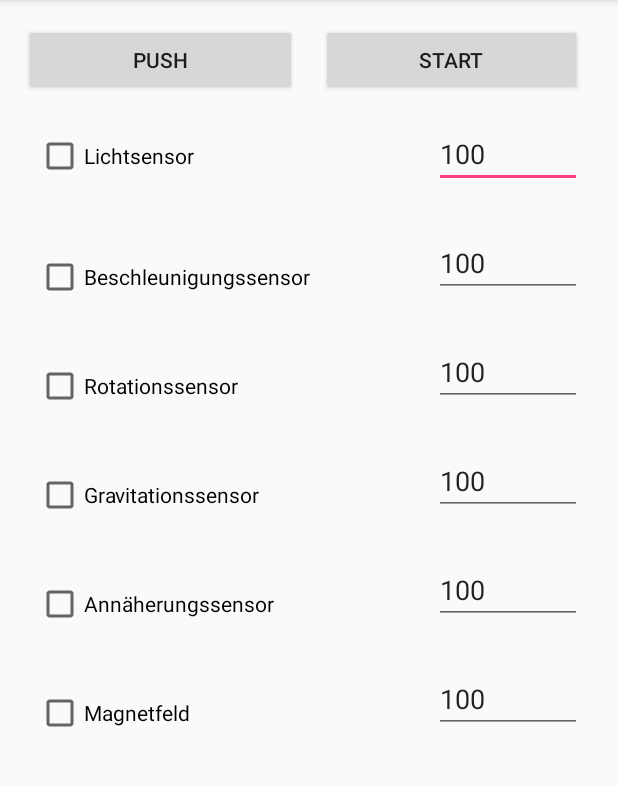
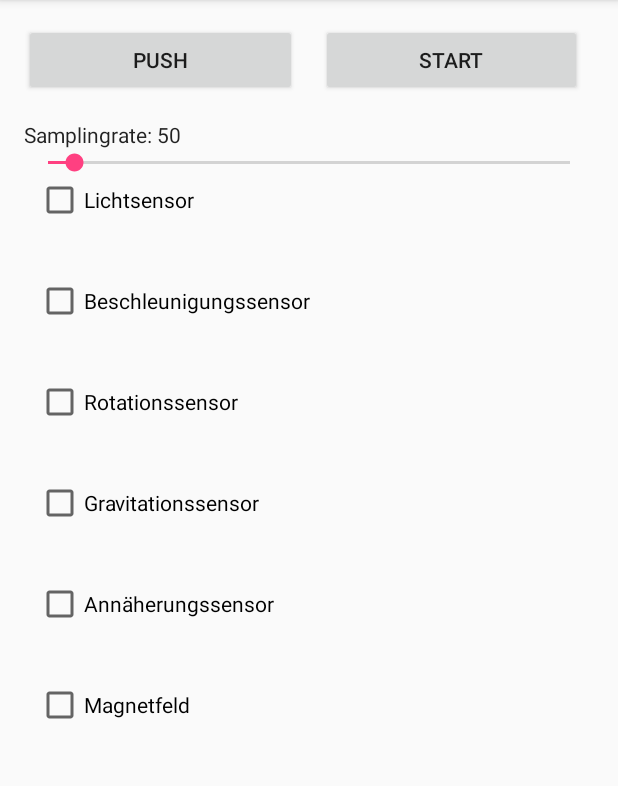
Before and after one commit to alexjanssen/Samla, an Android app: the screen it shows after launch (MainActivity), on a phone screen of 412 x 824 dp, the part 84-870 px from its top. Run offline under Robolectric (Android 15) with nearby library versions, the phone set to English and light mode, and no system bars.

Commit message:
Änderung
- Samplingratefestlegung geändert.

```diff
--- a/app/src/main/java/com/example/alex/test/MainActivity.java
+++ b/app/src/main/java/com/example/alex/test/MainActivity.java
@@ -4,6 +4,8 @@ import android.content.res.Resources;
 import android.hardware.Sensor;
 import android.os.Bundle;
 import android.support.v7.app.AppCompatActivity;
+import android.text.Editable;
+import android.text.TextWatcher;
 import android.util.Log;
 import android.view.View;
 import android.view.Menu;
@@ -11,12 +13,17 @@ import android.view.MenuItem;
 import android.widget.Button;
 import android.widget.CheckBox;
 import android.widget.EditText;
+import android.widget.ProgressBar;
+import android.widget.SeekBar;
 import android.widget.TextView;
+import android.widget.SeekBar.OnSeekBarChangeListener;
 
 import java.util.ArrayList;
 import java.util.List;
 
 import android.os.Handler;
+
+import org.w3c.dom.Text;
 
 public class MainActivity extends AppCompatActivity {
     ArrayList<CheckBox> cbL1 = new ArrayList();
@@ -36,13 +43,11 @@ public class MainActivity extends AppCompatActivity {
     CheckBox cbGravity;
     CheckBox cbProximity;
     CheckBox cbMagnetfeld;
-    EditText etFLicht;
-    EditText etFAcc;
-    EditText etFRotation;
-    EditText etFGravity;
-    EditText etFProximity;
-    EditText etFMagnetfeld;
+    //EditText etDelay;
+    SeekBar sbSamplingrate;
+    TextView tvSamplingrate;
     Sensoren sens;
+    int samplingrate;
     boolean record = false;
 
 
@@ -68,12 +73,11 @@ public class MainActivity extends AppCompatActivity {
         tvProximityWert = (TextView) findViewById(R.id.tvProximityWert);
         tvMagnetfeldWert = (TextView) findViewById(R.id.tvMagnetfeldWert);
 
-        etFLicht = (EditText) findViewById(R.id.etFLicht);
-        etFAcc = (EditText) findViewById(R.id.etFAcc);
-        etFRotation = (EditText) findViewById(R.id.etFRotation);
-        etFGravity = (EditText) findViewById(R.id.etFGravity);
-        etFProximity = (EditText) findViewById(R.id.etFProximity);
-        etFMagnetfeld = (EditText) findViewById(R.id.etFMagnetfeld);
+        //etDelay = (EditText) findViewById(R.id.etDelay);
+        tvSamplingrate =(TextView) findViewById(R.id.tvSamplingrate);
+        sbSamplingrate = (SeekBar) findViewById(R.id.sbSamplingrate);
+        sbSamplingrate.setMax(1000);
+        sbSamplingrate.setProgress(50);
 
         cbL1.add(cbLicht);
         cbL1.add(cbAcc);
@@ -89,6 +93,9 @@ public class MainActivity extends AppCompatActivity {
         tvL2.add(tvProximityWert);
         tvL2.add(tvMagnetfeldWert);
 
+        //samplingrate = Integer.parseInt(etDelay.getText().toString());
+        samplingrate = sbSamplingrate.getProgress();
+        tvSamplingrate.setText("Samplingrate: "+samplingrate);
 
         bttnPush.setOnClickListener(new View.OnClickListener() {
                                         @Override
@@ -124,13 +131,34 @@ public class MainActivity extends AppCompatActivity {
                                                  bttnStart.setText("stop");
                                                  bttnStart.invalidate();
                                                  record = true;
-                                                 handler(50);
+                                                 handler(samplingrate);
                                              } else {
                                                  bttnStart.setText("start");
                                                  record = false;
                                              }
                                          }
                                      }
+        );
+
+        sbSamplingrate.setOnSeekBarChangeListener(new SeekBar.OnSeekBarChangeListener() {
+                                                      @Override
+                                                      public void onStopTrackingTouch(SeekBar seekBar) {
+                                                          // TODO Auto-generated method stub
+                                                      }
+
+                                                      @Override
+                                                      public void onStartTrackingTouch(SeekBar seekBar) {
+                                                          // TODO Auto-generated method stub
+                                                      }
+
+                                                      @Override
+                                                      public void onProgressChanged(SeekBar seekBar, int progress, boolean fromUser) {
+                                                          // TODO Auto-generated method stub
+                                                          samplingrate = progress;
+                                                          tvSamplingrate.setText("Samplingrate: "+samplingrate);
+                                                          handler(samplingrate);
+                                                      }
+                                                  }
         );
 
     }
@@ -171,40 +199,4 @@ public class MainActivity extends AppCompatActivity {
             }
         }, i);
     }
-
-    public int samplingRate(Sensor s)
-    {
-        int eingabe = 0;
-        switch(s.getType())
-        {
-            case Sensor.TYPE_LIGHT:
-                eingabe = Integer.parseInt(etFLicht.getText().toString());
-                break;
-
-            case Sensor.TYPE_LINEAR_ACCELERATION:
-                eingabe = Integer.parseInt(etFAcc.getText().toString());
-                break;
-
-            case Sensor.TYPE_GYROSCOPE:
-                eingabe = Integer.parseInt(etFRotation.getText().toString());
-                break;
-
-            case Sensor.TYPE_GRAVITY:
-                eingabe = Integer.parseInt(etFGravity.getText().toString());
-                break;
-
-            case Sensor.TYPE_PROXIMITY:
-                eingabe = Integer.parseInt(etFProximity.getText().toString());
-                break;
-
-            case Sensor.TYPE_MAGNETIC_FIELD:
-                eingabe = Integer.parseInt(etFMagnetfeld.getText().toString());
-                break;
-
-            default:
-                break;
-        }
-
-        return 1000000 / eingabe;
-    }
 }
--- a/app/src/main/res/layout/activity_main.xml
+++ b/app/src/main/res/layout/activity_main.xml
@@ -65,6 +65,25 @@
             <LinearLayout
                 android:layout_width="match_parent"
                 android:layout_height="match_parent"
+                android:orientation="vertical">
+
+                <TextView
+                    android:id="@+id/tvSamplingrate"
+                    android:layout_width="match_parent"
+                    android:layout_height="match_parent"
+                    android:layout_weight="1"
+                    android:text="@string/tvSamplingrate"
+                    android:textAppearance="@android:style/TextAppearance.Material" />
+
+                <SeekBar
+                    android:id="@+id/sbSamplingrate"
+                    android:layout_width="match_parent"
+                    android:layout_height="match_parent" />
+            </LinearLayout>
+
+            <LinearLayout
+                android:layout_width="match_parent"
+                android:layout_height="match_parent"
                 android:orientation="horizontal">
 
                 <CheckBox
@@ -77,20 +96,6 @@
                     android:text="Lichtsensor"
                     app:layout_constraintStart_toStartOf="parent"
                     tools:layout_editor_absoluteY="83dp" />
-
-                <EditText
-                    android:id="@+id/etFLicht"
-                    android:layout_width="wrap_content"
-                    android:layout_height="wrap_content"
-                    android:layout_marginEnd="8dp"
-                    android:layout_marginStart="8dp"
-                    android:layout_weight="1"
-                    android:ems="10"
-                    android:inputType="number"
-                    android:text="@string/samplingrate"
-                    app:layout_constraintEnd_toEndOf="parent"
-                    app:layout_constraintStart_toEndOf="@+id/cbLicht"
-                    tools:layout_editor_absoluteY="76dp" />
 
             </LinearLayout>
 
@@ -121,20 +126,6 @@
                     app:layout_constraintStart_toStartOf="parent"
                     app:layout_constraintTop_toBottomOf="@+id/tvLichtWert" />
 
-                <EditText
-                    android:id="@+id/etFAcc"
-                    android:layout_width="wrap_content"
-                    android:layout_height="wrap_content"
-                    android:layout_marginEnd="8dp"
-                    android:layout_marginStart="8dp"
-                    android:layout_weight="1"
-                    android:ems="10"
-                    android:inputType="number"
-                    android:text="@string/samplingrate"
-                    app:layout_constraintEnd_toEndOf="parent"
-                    app:layout_constraintStart_toEndOf="@+id/cbAcc"
-                    tools:layout_editor_absoluteY="160dp" />
-
             </LinearLayout>
 
             <TextView
@@ -163,20 +154,6 @@
                     android:text="Rotationssensor"
                     app:layout_constraintStart_toStartOf="parent"
                     app:layout_constraintTop_toBottomOf="@+id/tvAccWert" />
-
-                <EditText
-                    android:id="@+id/etFRotation"
-                    android:layout_width="wrap_content"
-                    android:layout_height="wrap_content"
-                    android:layout_marginEnd="8dp"
-                    android:layout_marginStart="8dp"
-                    android:layout_weight="1"
-                    android:ems="10"
-                    android:inputType="number"
-                    android:text="@string/samplingrate"
-                    app:layout_constraintEnd_toEndOf="parent"
-                    app:layout_constraintStart_toEndOf="@+id/cbRotation"
-                    tools:layout_editor_absoluteY="245dp" />
 
             </LinearLayout>
 
@@ -207,20 +184,6 @@
                     app:layout_constraintStart_toStartOf="parent"
                     app:layout_constraintTop_toBottomOf="@+id/tvRotationWert" />
 
-                <EditText
-                    android:id="@+id/etFGravity"
-                    android:layout_width="wrap_content"
-                    android:layout_height="wrap_content"
-                    android:layout_marginEnd="8dp"
-                    android:layout_marginStart="8dp"
-                    android:layout_weight="1"
-                    android:ems="10"
-                    android:inputType="number"
-                    android:text="@string/samplingrate"
-                    app:layout_constraintEnd_toEndOf="parent"
-                    app:layout_constraintStart_toEndOf="@+id/cbGravity"
-                    tools:layout_editor_absoluteY="330dp" />
-
             </LinearLayout>
 
             <TextView
@@ -249,20 +212,6 @@
                     android:text="Annäherungssensor"
                     app:layout_constraintStart_toStartOf="parent"
                     app:layout_constraintTop_toBottomOf="@+id/tvGravityWert" />
-
-                <EditText
-                    android:id="@+id/etFProximity"
-                    android:layout_width="wrap_content"
-                    android:layout_height="wrap_content"
-                    android:layout_marginEnd="8dp"
-                    android:layout_marginStart="8dp"
-                    android:layout_weight="1"
-                    android:ems="10"
-                    android:inputType="number"
-                    android:text="@string/samplingrate"
-                    app:layout_constraintEnd_toEndOf="parent"
-                    app:layout_constraintStart_toEndOf="@+id/cbProximity"
-                    tools:layout_editor_absoluteY="415dp" />
 
             </LinearLayout>
 
@@ -293,20 +242,6 @@
                     app:layout_constraintStart_toStartOf="parent"
                     app:layout_constraintTop_toBottomOf="@+id/tvProximityWert" />
 
-                <EditText
-                    android:id="@+id/etFMagnetfeld"
-                    android:layout_width="wrap_content"
-                    android:layout_height="wrap_content"
-                    android:layout_marginEnd="8dp"
-                    android:layout_marginStart="8dp"
-                    android:layout_weight="1"
-                    android:ems="10"
-                    android:inputType="number"
-                    android:text="@string/samplingrate"
-                    app:layout_constraintEnd_toEndOf="parent"
-                    app:layout_constraintStart_toEndOf="@+id/cbMagnetfeld"
-                    tools:layout_editor_absoluteY="500dp" />
-
             </LinearLayout>
 
             <TextView
--- a/app/src/main/res/values/strings.xml
+++ b/app/src/main/res/values/strings.xml
@@ -2,4 +2,5 @@
     <string name="app_name">Samla</string>
     <string name="action_settings">Settings</string>
     <string name="samplingrate">100</string>
+    <string name="tvSamplingrate">Samplingrate:</string>
 </resources>
```
Also changed, not shown: app/src/main/java/com/example/alex/test/Sensoren.java (+0 -2 lines).
